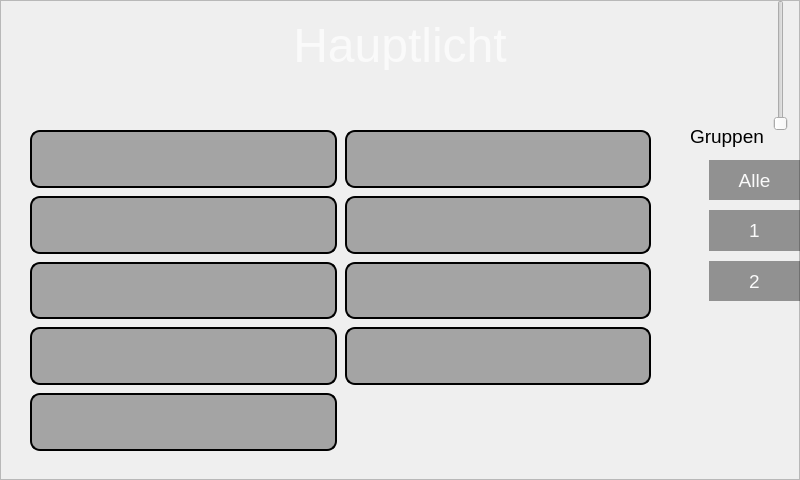
Old version of the form JugendControllPanel/einstellunghauptlicht.ui in the repository mvu/jugendprojekt.
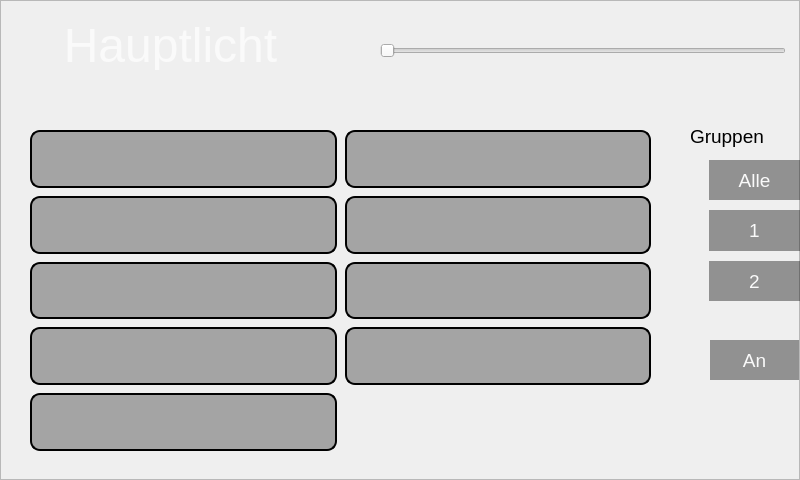
New version of the form. Icons and pictures are not drawn.

```diff
--- a/JugendControllPanel/einstellunghauptlicht.ui
+++ b/JugendControllPanel/einstellunghauptlicht.ui
@@ -27,7 +27,7 @@
     <rect>
      <x>0</x>
      <y>20</y>
-     <width>800</width>
+     <width>341</width>
      <height>50</height>
     </rect>
    </property>
@@ -51,22 +51,6 @@
     <set>Qt::AlignCenter</set>
    </property>
   </widget>
-  <widget class="QSlider" name="verticalSlider">
-   <property name="geometry">
-    <rect>
-     <x>770</x>
-     <y>0</y>
-     <width>21</width>
-     <height>131</height>
-    </rect>
-   </property>
-   <property name="maximum">
-    <number>100</number>
-   </property>
-   <property name="orientation">
-    <enum>Qt::Vertical</enum>
-   </property>
-  </widget>
   <widget class="QWidget" name="verticalLayoutWidget">
    <property name="geometry">
     <rect>
@@ -523,6 +507,60 @@
    <property name="frameShadow">
     <enum>QFrame::Raised</enum>
    </property>
+   <widget class="QSlider" name="horizontalSlider">
+    <property name="geometry">
+     <rect>
+      <x>380</x>
+      <y>20</y>
+      <width>406</width>
+      <height>61</height>
+     </rect>
+    </property>
+    <property name="maximum">
+     <number>255</number>
+    </property>
+    <property name="pageStep">
+     <number>0</number>
+    </property>
+    <property name="orientation">
+     <enum>Qt::Horizontal</enum>
+    </property>
+   </widget>
+  </widget>
+  <widget class="QPushButton" name="pushButton_AnAus">
+   <property name="geometry">
+    <rect>
+     <x>710</x>
+     <y>340</y>
+     <width>89</width>
+     <height>40</height>
+    </rect>
+   </property>
+   <property name="sizePolicy">
+    <sizepolicy hsizetype="Expanding" vsizetype="Expanding">
+     <horstretch>0</horstretch>
+     <verstretch>0</verstretch>
+    </sizepolicy>
+   </property>
+   <property name="font">
+    <font>
+     <pointsize>14</pointsize>
+    </font>
+   </property>
+   <property name="focusPolicy">
+    <enum>Qt::NoFocus</enum>
+   </property>
+   <property name="styleSheet">
+    <string notr="true">border:none;
+background-color:rgba(0,0,0,100);
+color:rgb(250,250,250);</string>
+   </property>
+   <property name="text">
+    <string>An</string>
+   </property>
+   <property name="checkable">
+    <bool>true</bool>
+   </property>
   </widget>
   <zorder>frame_2</zorder>
   <zorder>frame</zorder>
```
Left out of the diff: 2 changed lines with no effect on the pictures.
